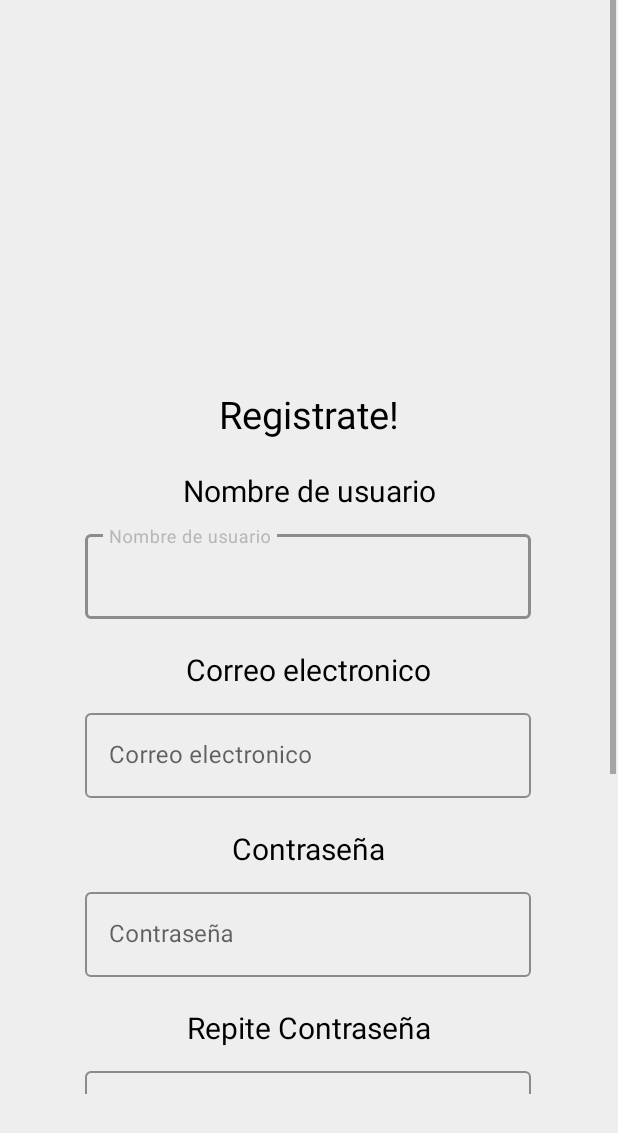
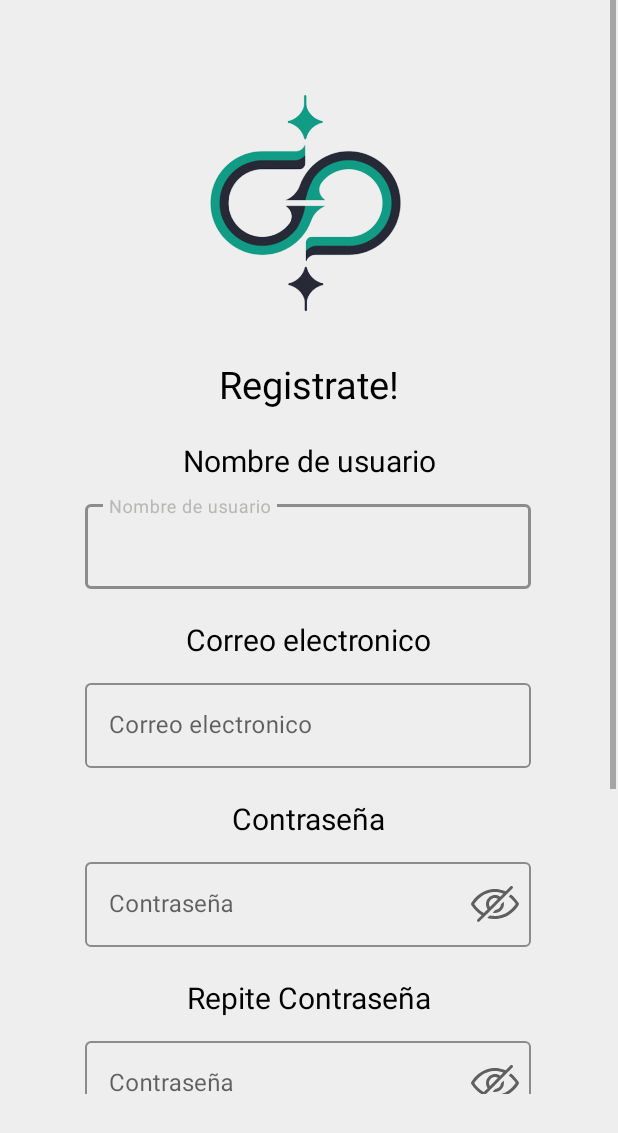
Before and after one commit to Adrixcven/Clov-is, an Android app: the Register screen opened directly, with no data from a screen before it, on a phone screen of 412 x 824 dp. Shown: the top 1133 px of the screen. Run offline under Robolectric (Android 15) with nearby library versions, the phone set to English and light mode, and no system bars; our stand-ins replace Firebase (no records; nobody signed in at launch, a user with empty details on screens opened directly).

Commit message:
Tasca 6B

```diff
--- a/app/build.gradle
+++ b/app/build.gradle
@@ -66,6 +66,9 @@ dependencies {
     // When using the BoM, don't specify versions in Firebase dependencies
     implementation 'com.google.firebase:firebase-analytics-ktx'
 
+    // Add the dependency for the Firebase Authentication library
+    // When using the BoM, you don't specify versions in Firebase library dependencies
+    implementation 'com.google.firebase:firebase-auth-ktx'
 
     // Add the dependencies for any other desired Firebase products
     // https://firebase.google.com/docs/android/setup#available-libraries
--- /dev/null
+++ b/app/src/main/res/drawable-v24/eye_hide.xml
@@ -0,0 +1,18 @@
+<vector xmlns:android="http://schemas.android.com/apk/res/android"
+    android:width="@dimen/small_eye"
+    android:height="@dimen/small_eye"
+    android:viewportWidth="512"
+    android:viewportHeight="512">
+  <path
+      android:pathData="M426,65c-1.4,0.6 -14.7,13.3 -29.7,28.2l-27.1,27.1 -12.9,-5c-20.8,-8.3 -40.6,-13.5 -63.8,-17 -18.4,-2.7 -57.1,-2.4 -76.4,0.6 -50.9,7.8 -95.9,28.1 -138.5,62.4 -13.5,10.8 -39.1,36.6 -50,50.2 -11.8,14.9 -26.4,36.8 -27.2,41 -1.1,6 0.4,10 8.6,22.3 24,36.3 58.4,70.9 93,93.7 5.8,3.8 10.7,7 10.9,7.2 0.3,0.2 -10.4,11.3 -23.6,24.6 -20.7,20.7 -24.2,24.7 -24.8,28 -1.1,6 0.3,10.7 4.4,14.8 4.1,4.1 8.8,5.5 14.8,4.4 3.4,-0.6 22.7,-19.6 183.1,-179.8 131.7,-131.7 179.5,-180.1 180.3,-182.6 2.2,-6.7 -0.2,-13.9 -6.3,-18.4 -3.1,-2.3 -11.1,-3.2 -14.8,-1.7zM290,130.5c17.2,2.6 36.3,7.6 51.4,13.5l3,1.1 -16.4,16.4 -16.4,16.4 -2.7,-1.9c-5.2,-3.8 -21.5,-11 -29.4,-13.2 -10.6,-2.8 -34.4,-3.1 -44.9,-0.5 -18.3,4.6 -32.8,12.8 -46.2,26.1 -13.3,13.4 -21.5,28 -26.1,46.2 -2.7,10.8 -2.4,33.4 0.5,44.4 2.3,8.3 8.9,23.4 13.1,29.5l2,3.1 -20.3,20.3 -20.3,20.3 -9.5,-5.9c-33.2,-20.9 -66.9,-52.7 -87.8,-82.9l-5.1,-7.4 5,-7.3c17.7,-25.6 48.5,-56.4 74.6,-74.8 35.2,-24.8 76.8,-40.5 118.1,-44.8 12.4,-1.3 44.8,-0.5 57.4,1.4zM270.2,193.9c6.2,1.6 17.8,6.4 17.8,7.4 0,0.1 -19.5,19.7 -43.4,43.6l-43.4,43.4 -2.7,-5.2c-3.6,-7.3 -6.5,-19.1 -6.5,-27 0.1,-40.9 39.4,-72.1 78.2,-62.2z"
+      android:fillColor="#000000"
+      android:strokeColor="#00000000"/>
+  <path
+      android:pathData="M413.7,165.8c-5.9,5.9 -10.7,11.2 -10.6,11.7 0,0.6 3.9,4 8.7,7.7 20.5,15.7 47.5,44.5 62.1,66l3.2,4.8 -4.1,6c-17.2,25.4 -47.1,55.7 -73.5,74.6 -45.2,32.4 -98,48.9 -150.5,47 -16.4,-0.5 -21.5,-1.1 -38.3,-4.2l-8.9,-1.7 -12.9,12.9c-9.3,9.3 -12.5,13 -11.5,13.6 2.8,1.6 26.5,6.9 40.1,9 18.7,2.9 56.8,3.1 75,0.5 64.5,-9.5 118.3,-37.3 167.5,-86.6 17.6,-17.7 29.1,-31.6 42,-50.9 12.9,-19.2 12.9,-20.9 1.2,-38.8 -11.2,-17 -26.5,-35.7 -42.7,-52 -13.7,-13.8 -32.8,-30.4 -34.9,-30.4 -0.6,-0 -6,4.8 -11.9,10.8z"
+      android:fillColor="#000000"
+      android:strokeColor="#00000000"/>
+  <path
+      android:pathData="M333.6,245.9l-13.8,13.8 -1.3,7.9c-1.6,9.2 -7.3,21.4 -13.4,28.7 -9.4,11.3 -23.8,19.8 -37.5,22.2l-7.9,1.3 -14.1,14.1c-7.7,7.7 -13.7,14.3 -13.4,14.6 1.2,1.2 16.5,3.4 23.9,3.5 25.3,0.1 48.6,-9.8 67.4,-28.5 19.3,-19.3 27.8,-39.6 27.9,-66.5 0.1,-12.5 -1.6,-25 -3.2,-25 -0.4,-0 -6.9,6.2 -14.6,13.9z"
+      android:fillColor="#000000"
+      android:strokeColor="#00000000"/>
+</vector>
--- /dev/null
+++ b/app/src/main/res/drawable-v24/eye_show.xml
@@ -0,0 +1,14 @@
+<vector xmlns:android="http://schemas.android.com/apk/res/android"
+    android:width="@dimen/small_eye"
+    android:height="@dimen/small_eye"
+    android:viewportWidth="512"
+    android:viewportHeight="512">
+  <path
+      android:pathData="M235,96.6c-59.2,5.6 -109.7,26.3 -157.4,64.7 -13.5,10.8 -39.1,36.6 -50,50.2 -11.8,14.9 -26.4,36.8 -27.2,41 -0.3,1.9 -0.3,5.1 0,7 0.8,4.2 15.4,26.1 27.2,41 10.9,13.6 36.5,39.4 50,50.2 43.4,34.9 89.2,55.2 141.9,63 16.8,2.4 56.2,2.4 73,-0 34.8,-5.1 66,-15.4 95,-31.4 44.6,-24.5 85.1,-62.1 114.5,-106.1 13,-19.5 13,-20.9 0,-40.4 -12.8,-19.2 -24.3,-33.2 -42,-50.9 -48,-48.3 -102,-76.5 -164,-86 -13.1,-2 -49.6,-3.3 -61,-2.3zM281.2,129.5c46.2,4.9 91.4,24.1 130.7,55.4 20.7,16.6 46.1,43.5 60,63.5l5.2,7.6 -4.1,6c-17.2,25.4 -47.1,55.7 -73.5,74.6 -49.1,35.2 -108.1,51.8 -165.1,46.4 -57.7,-5.5 -110.3,-31 -156.8,-76 -12.7,-12.3 -29.1,-31.3 -37.5,-43.5l-5.2,-7.5 5,-7.3c9.8,-14.1 18.7,-24.4 35.5,-41.3 24.2,-24.1 46.2,-40.2 74.2,-54.2 40.8,-20.4 86.1,-28.6 131.6,-23.7z"
+      android:fillColor="#000000"
+      android:strokeColor="#00000000"/>
+  <path
+      android:pathData="M239.3,161.5c-20.1,3.6 -36.5,12.4 -51.3,27.4 -12.9,13 -21.2,27.8 -25.7,45.7 -2.4,9.5 -2.4,33.3 0,42.8 4.5,17.9 12.8,32.7 25.7,45.7 17.7,18 38.5,27.3 63.5,28.6 27.7,1.4 51.9,-8.1 72,-28.2 13.7,-13.7 21.6,-27.6 26.2,-46.1 2.4,-9.5 2.4,-33.3 0,-42.8 -2.5,-9.9 -7.2,-21 -12.5,-29.6 -6.2,-10.2 -20.6,-24.3 -31.1,-30.8 -19.6,-12 -44.5,-16.8 -66.8,-12.7zM269.5,193.5c21.6,4.5 40.9,22.3 47.8,44 3.1,9.9 3.1,27.1 0,37 -6.3,19.9 -22.9,36.5 -42.8,42.8 -5.7,1.8 -9.3,2.2 -19,2.2 -10.4,-0.1 -13,-0.5 -19.3,-2.7 -10.5,-3.8 -17.6,-8.3 -25.7,-16.3 -24.7,-24.6 -24.5,-64.5 0.5,-89.5 15.5,-15.6 37,-22 58.5,-17.5z"
+      android:fillColor="#000000"
+      android:strokeColor="#00000000"/>
+</vector>
--- /dev/null
+++ b/app/src/main/res/drawable-v24/password_toogle.xml
@@ -0,0 +1,7 @@
+<?xml version="1.0" encoding="utf-8"?>
+<selector xmlns:android="http://schemas.android.com/apk/res/android">
+    <item android:drawable="@drawable/eye_hide"
+        android:state_checked="false"/>
+    <item android:drawable="@drawable/eye_show"
+        android:state_checked="true"/>
+</selector>
--- a/app/src/main/res/layout/activity_register.xml
+++ b/app/src/main/res/layout/activity_register.xml
@@ -18,17 +18,16 @@
             android:layout_width="match_parent"
             android:layout_height="wrap_content"
             android:padding="25dp">
-
             <ImageView
                 android:id="@+id/icon"
-                android:layout_width="197dp"
-                android:layout_height="184dp"
-                android:layout_marginTop="29dp"
-                android:contentDescription="@string/logo"
+                android:layout_width="@dimen/logo_width_grande"
+                android:layout_height="@dimen/logo_height_grande"
+                android:layout_marginTop="20dp"
+                android:contentDescription="@string/login"
                 app:layout_constraintEnd_toEndOf="parent"
                 app:layout_constraintStart_toStartOf="parent"
                 app:layout_constraintTop_toTopOf="parent"
-                tools:srcCompat="@drawable/logoClovis" />
+                app:srcCompat="@drawable/logo_clovis" />
 
             <TextView
                 android:id="@+id/txt_register"
@@ -123,12 +122,15 @@
                 android:layout_marginEnd="31dp"
                 app:layout_constraintEnd_toEndOf="parent"
                 app:layout_constraintStart_toStartOf="parent"
-                app:layout_constraintTop_toBottomOf="@id/txt_passwordregister">
+                app:layout_constraintTop_toBottomOf="@id/txt_passwordregister"
+                app:endIconMode="password_toggle"
+                app:endIconDrawable="@drawable/password_toogle">
 
                 <com.google.android.material.textfield.TextInputEditText
                     android:id="@+id/TextInputCajaPasswordRegister"
                     android:layout_width="match_parent"
                     android:layout_height="wrap_content"
+                    android:inputType="textPassword"
                     android:hint="@string/contra"
                     tools:ignore="SpeakableTextPresentCheck,DuplicateSpeakableTextCheck,TextContrastCheck" />
 
@@ -154,12 +156,15 @@
                 android:layout_marginEnd="31dp"
                 app:layout_constraintEnd_toEndOf="parent"
                 app:layout_constraintStart_toStartOf="parent"
-                app:layout_constraintTop_toBottomOf="@id/txt_reppass">
+                app:layout_constraintTop_toBottomOf="@id/txt_reppass"
+                app:endIconMode="password_toggle"
+                app:endIconDrawable="@drawable/password_toogle">
 
                 <com.google.android.material.textfield.TextInputEditText
                     android:id="@+id/TextInputCajaEepPasswordRegister"
                     android:layout_width="match_parent"
                     android:layout_height="wrap_content"
+                    android:inputType="textPassword"
                     android:hint="@string/contra"
                     tools:ignore="SpeakableTextPresentCheck,TextContrastCheck" />
 
@@ -200,6 +205,8 @@
                 app:layout_constraintTop_toBottomOf="@+id/btn_crearCuenta"
                 tools:ignore="TextContrastCheck" />
 
+
+
         </androidx.constraintlayout.widget.ConstraintLayout>
     </ScrollView>
 </androidx.constraintlayout.widget.ConstraintLayout>
--- a/app/src/main/res/layout/activity_splash_screen.xml
+++ b/app/src/main/res/layout/activity_splash_screen.xml
@@ -16,5 +16,5 @@
         app:layout_constraintEnd_toEndOf="parent"
         app:layout_constraintStart_toStartOf="parent"
         app:layout_constraintTop_toTopOf="parent"
-        app:srcCompat="@drawable/logoClovis" />
+        app:srcCompat="@drawable/logo_clovis" />
 </androidx.constraintlayout.widget.ConstraintLayout>
--- a/app/src/main/res/values/dimens.xml
+++ b/app/src/main/res/values/dimens.xml
@@ -12,7 +12,7 @@
     <dimen name="TxtInput_height">55dp</dimen>
     <!--Boton-->
     <dimen name="buttons_corners">12dp</dimen>
-    <dimen name="boton_width">169dp</dimen>
+    <dimen name="boton_width">150dp</dimen>
     <dimen name="boton_width_cancEnvi">162dp</dimen>
     <dimen name="boton_height">62dp</dimen>
     <!--Margen-->
@@ -42,5 +42,8 @@
     <dimen name="Check_size">200dp</dimen>
     <dimen name="Check_width">350dp</dimen>
     <dimen name="Check_height">50dp</dimen>
-
+    <!--Iconos-->
+    <dimen name="Icon_width">63dp</dimen>
+    <dimen name="Icon_heigth">55dp</dimen>
+    <dimen name="small_eye">32dp</dimen>
 </resources>
--- a/app/src/main/res/values/themes.xml
+++ b/app/src/main/res/values/themes.xml
@@ -4,11 +4,11 @@
         <!-- Primary brand color. -->
         <item name="colorPrimary">@color/grey</item>
         <item name="colorPrimaryVariant">@color/lightgrey</item>
-        <item name="colorOnPrimary">@color/white</item>
+        <item name="colorOnPrimary">@color/black</item>
         <!-- Secondary brand color. -->
         <item name="colorSecondary">@color/darkgrey</item>
         <item name="colorSecondaryVariant">@color/lightggdark</item>
-        <item name="colorOnSecondary">@color/black</item>
+        <item name="colorOnSecondary">@color/white</item>
 
         <!-- Status bar color. -->
         <item name="android:statusBarColor" tools:targetApi="l">?attr/colorPrimaryVariant</item>
```
Also changed, not shown: app/src/main/java/cat/copernic/clovis/Activity/Login.kt (+25 -3 lines), app/src/main/java/cat/copernic/clovis/Activity/Register.kt (+25 -2 lines), app/src/main/res/layout/activity_login.xml (+9 -9 lines), app/src/main/res/layout/activity_recover_password.xml (+7 -6 lines), app/src/main/res/drawable/logo_clovis.png (renamed from app/src/main/res/drawable/logoClovis.png), 2 other files.
